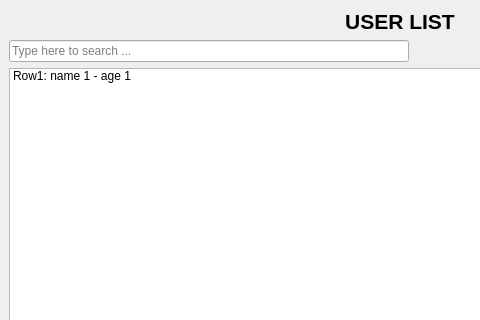
Above: B7/home.ui from KietIT-bip-bip/PTI39 before the change; both pictures show x 0 to 480 and y 0 to 320 of the 800 by 600 pixel window. Below: the same form after it.
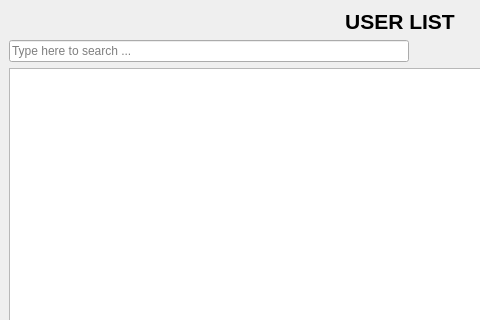
That is the form after the change.

Diff of the .ui file:
```diff
--- a/B7/home.ui
+++ b/B7/home.ui
@@ -103,11 +103,7 @@
     </item>
     <item>
      <widget class="QListWidget" name="listWidget">
-      <item>
-       <property name="text">
-        <string>Row1: name 1 - age 1</string>
-       </property>
-      </item>
+ 
      </widget>
     </item>
    </layout>
```
